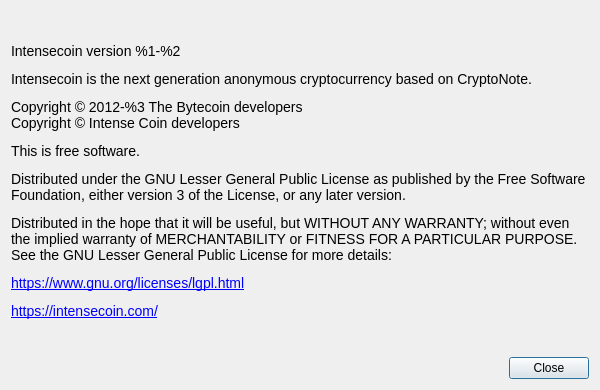
This is src/Gui/Common/AboutDialog.ui in Lonero-Team/Lonero-Wallet-2.0 as Qt 5 draws it before an edit. The edited form follows.
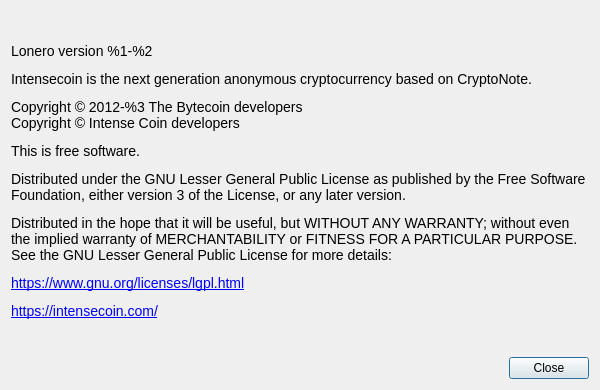
This is the edited form. Custom widgets are drawn as their Qt base class.

```diff
--- a/src/Gui/Common/AboutDialog.ui
+++ b/src/Gui/Common/AboutDialog.ui
@@ -41,7 +41,7 @@
       </sizepolicy>
      </property>
      <property name="text">
-      <string>&lt;html&gt;&lt;head/&gt;&lt;body&gt;&lt;p&gt;&lt;span style=&quot; font-family:'Open Sans'; font-size:14px;&quot;&gt;Intensecoin version %1-%2&lt;/span&gt;&lt;/p&gt;&lt;p&gt;&lt;span style=&quot; font-family:'Open Sans'; font-size:14px;&quot;&gt;Intensecoin is the next generation anonymous cryptocurrency based on CryptoNote.&lt;/span&gt;&lt;/p&gt;&lt;p&gt;&lt;span style=&quot; font-family:'Open Sans'; font-size:14px;&quot;&gt;Copyright © 2012-%3 The Bytecoin developers&lt;br&gt;Copyright © Intense Coin developers&lt;/span&gt;&lt;/p&gt;&lt;p&gt;&lt;span style=&quot; font-family:'Open Sans'; font-size:14px;&quot;&gt;This is free software.&lt;/span&gt;&lt;/p&gt;&lt;p&gt;&lt;span style=&quot; font-family:'Open Sans'; font-size:14px;&quot;&gt;Distributed under the GNU Lesser General Public License as published by the Free Software Foundation, either version 3 of the License, or any later version.&lt;/span&gt;&lt;/p&gt;&lt;p&gt;&lt;span style=&quot; font-family:'Open Sans'; font-size:14px;&quot;&gt;Distributed in the hope that it will be useful, but WITHOUT ANY WARRANTY; without even the implied warranty of MERCHANTABILITY or FITNESS FOR A PARTICULAR PURPOSE. See the GNU Lesser General Public License for more details:&lt;/span&gt;&lt;/p&gt;&lt;p&gt;&lt;a href=&quot;https://www.gnu.org/licenses/lgpl.html&quot;&gt;&lt;span style=&quot; font-family:'Open Sans'; font-size:14px; text-decoration: underline; color:#0000ff;&quot;&gt;https://www.gnu.org/licenses/lgpl.html&lt;/span&gt;&lt;/a&gt;&lt;/p&gt;&lt;p&gt;&lt;a href=&quot;https://intensecoin.com/&quot;&gt;&lt;span style=&quot; font-family:'Open Sans'; font-size:14px; text-decoration: underline; color:#0000ff;&quot;&gt;https://intensecoin.com/&lt;/span&gt;&lt;/a&gt;&lt;/p&gt;&lt;/body&gt;&lt;/html&gt;</string>
+      <string>&lt;html&gt;&lt;head/&gt;&lt;body&gt;&lt;p&gt;&lt;span style=&quot; font-family:'Open Sans'; font-size:14px;&quot;&gt;Lonero version %1-%2&lt;/span&gt;&lt;/p&gt;&lt;p&gt;&lt;span style=&quot; font-family:'Open Sans'; font-size:14px;&quot;&gt;Intensecoin is the next generation anonymous cryptocurrency based on CryptoNote.&lt;/span&gt;&lt;/p&gt;&lt;p&gt;&lt;span style=&quot; font-family:'Open Sans'; font-size:14px;&quot;&gt;Copyright © 2012-%3 The Bytecoin developers&lt;br&gt;Copyright © Intense Coin developers&lt;/span&gt;&lt;/p&gt;&lt;p&gt;&lt;span style=&quot; font-family:'Open Sans'; font-size:14px;&quot;&gt;This is free software.&lt;/span&gt;&lt;/p&gt;&lt;p&gt;&lt;span style=&quot; font-family:'Open Sans'; font-size:14px;&quot;&gt;Distributed under the GNU Lesser General Public License as published by the Free Software Foundation, either version 3 of the License, or any later version.&lt;/span&gt;&lt;/p&gt;&lt;p&gt;&lt;span style=&quot; font-family:'Open Sans'; font-size:14px;&quot;&gt;Distributed in the hope that it will be useful, but WITHOUT ANY WARRANTY; without even the implied warranty of MERCHANTABILITY or FITNESS FOR A PARTICULAR PURPOSE. See the GNU Lesser General Public License for more details:&lt;/span&gt;&lt;/p&gt;&lt;p&gt;&lt;a href=&quot;https://www.gnu.org/licenses/lgpl.html&quot;&gt;&lt;span style=&quot; font-family:'Open Sans'; font-size:14px; text-decoration: underline; color:#0000ff;&quot;&gt;https://www.gnu.org/licenses/lgpl.html&lt;/span&gt;&lt;/a&gt;&lt;/p&gt;&lt;p&gt;&lt;a href=&quot;https://intensecoin.com/&quot;&gt;&lt;span style=&quot; font-family:'Open Sans'; font-size:14px; text-decoration: underline; color:#0000ff;&quot;&gt;https://intensecoin.com/&lt;/span&gt;&lt;/a&gt;&lt;/p&gt;&lt;/body&gt;&lt;/html&gt;</string>
      </property>
      <property name="textFormat">
       <enum>Qt::RichText</enum>
```
Left out of the diff: 2 changed lines with no effect on the pictures.
